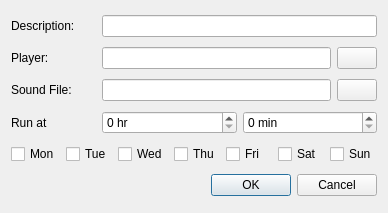
Qt form src/alarmdialog.ui (loimu/zeit) before a commit.
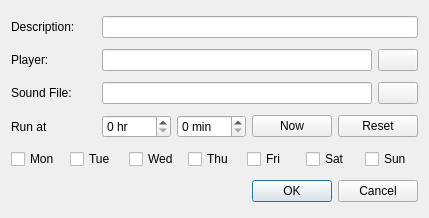
The same form after that commit.

Commit message: zeit: more work on dialogs, minor improvements

```diff
--- a/src/alarmdialog.ui
+++ b/src/alarmdialog.ui
@@ -6,8 +6,8 @@
    <rect>
     <x>0</x>
     <y>0</y>
-    <width>388</width>
-    <height>213</height>
+    <width>429</width>
+    <height>218</height>
    </rect>
   </property>
   <property name="windowTitle">
@@ -141,6 +141,20 @@
        </property>
       </widget>
      </item>
+     <item>
+      <widget class="QPushButton" name="pushButtonCurrent">
+       <property name="text">
+        <string>Now</string>
+       </property>
+      </widget>
+     </item>
+     <item>
+      <widget class="QPushButton" name="pushButtonReset">
+       <property name="text">
+        <string>Reset</string>
+       </property>
+      </widget>
+     </item>
     </layout>
    </item>
    <item>
```
The commit also changes 6 other files.
